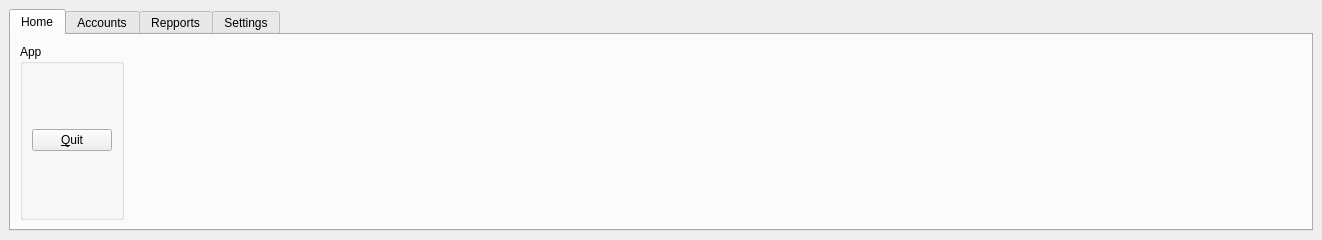
Old version of the form src/DWRibbon.ui in the repository zivlakmilos/perfin-gui.
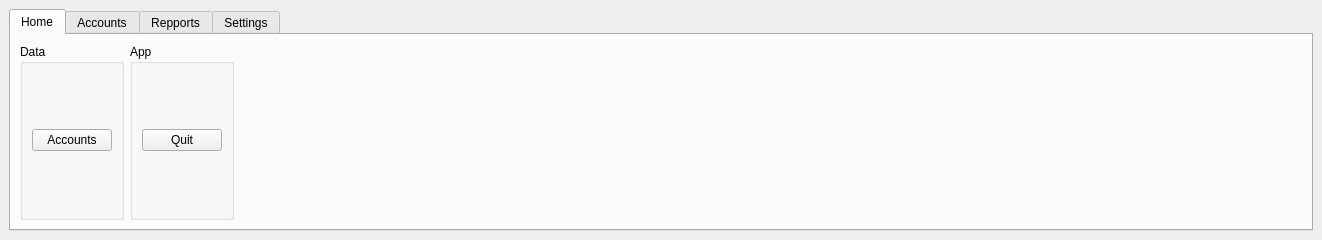
New version of the form.

Diff of the .ui file:
```diff
--- a/src/DWRibbon.ui
+++ b/src/DWRibbon.ui
@@ -31,6 +31,22 @@
         <string>Home</string>
        </attribute>
        <layout class="QHBoxLayout" name="horizontalLayout">
+        <item>
+         <widget class="QGroupBox" name="groupBox_2">
+          <property name="title">
+           <string>Data</string>
+          </property>
+          <layout class="QVBoxLayout" name="verticalLayout_3">
+           <item>
+            <widget class="QPushButton" name="btnAccounts">
+             <property name="text">
+              <string>Accounts</string>
+             </property>
+            </widget>
+           </item>
+          </layout>
+         </widget>
+        </item>
         <item>
          <widget class="QGroupBox" name="groupBox">
           <property name="title">
@@ -40,7 +56,7 @@
            <item>
             <widget class="QPushButton" name="btnQuit">
              <property name="text">
-              <string>&amp;Quit</string>
+              <string>Quit</string>
              </property>
             </widget>
            </item>
```
